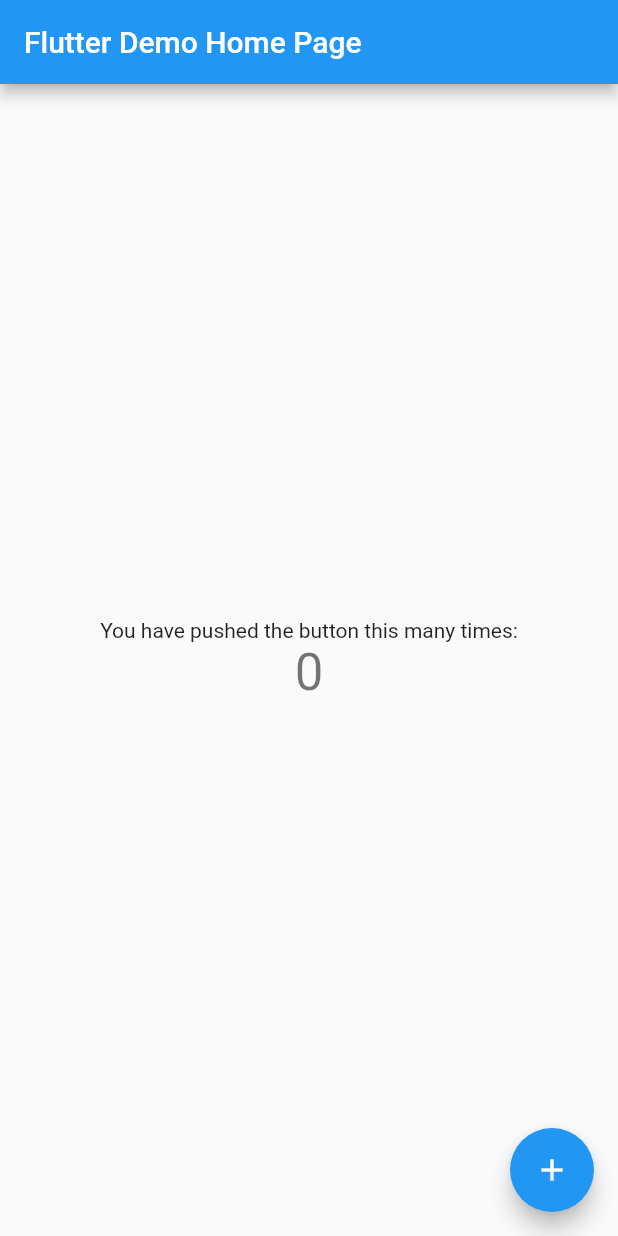
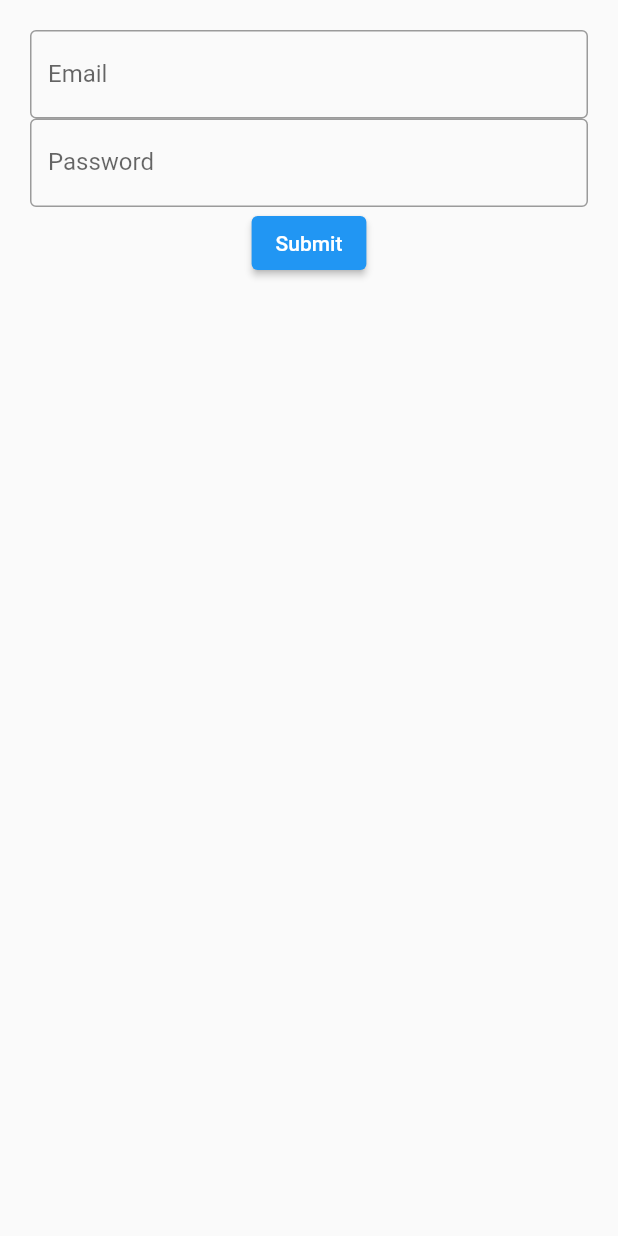
Before and after one commit to MZannn/belajar_yuk, a Flutter app: the screen it shows after launch, on a phone screen of 412 x 824 dp. Run offline on Flutter 3.47's test engine with Material 2 defaults, Android fonts, the phone set to English and light mode, and no system bars.

Commit message:
Membuat Feature Login

```diff
--- a/lib/main.dart
+++ b/lib/main.dart
@@ -1,115 +1,19 @@
+import 'package:belajar_yuk/screen/buku/belajar_yuk_view_model.dart';
+import 'package:belajar_yuk/screen/buku/login_screen.dart';
 import 'package:flutter/material.dart';
+import 'package:provider/provider.dart';
 
 void main() {
-  runApp(const MyApp());
+  runApp(MultiProvider(
+    providers: [
+      ChangeNotifierProvider(
+        create: (context) => BelajarYukViewModel(),
+      )
+    ],
+    child: const MaterialApp(
+      debugShowCheckedModeBanner: false,
+      title: 'Belajar Yuk',
+      home: LoginScreen(),
+    ),
+  ));
 }
-
-class MyApp extends StatelessWidget {
-  const MyApp({Key? key}) : super(key: key);
-
-  // This widget is the root of your application.
-  @override
-  Widget build(BuildContext context) {
-    return MaterialApp(
-      title: 'Flutter Demo',
-      theme: ThemeData(
-        // This is the theme of your application.
-        //
-        // Try running your application with "flutter run". You'll see the
-        // application has a blue toolbar. Then, without quitting the app, try
-        // changing the primarySwatch below to Colors.green and then invoke
-        // "hot reload" (press "r" in the console where you ran "flutter run",
-        // or simply save your changes to "hot reload" in a Flutter IDE).
-        // Notice that the counter didn't reset back to zero; the application
-        // is not restarted.
-        primarySwatch: Colors.blue,
-      ),
-      home: const MyHomePage(title: 'Flutter Demo Home Page'),
-    );
-  }
-}
-
-class MyHomePage extends StatefulWidget {
-  const MyHomePage({Key? key, required this.title}) : super(key: key);
-
-  // This widget is the home page of your application. It is stateful, meaning
-  // that it has a State object (defined below) that contains fields that affect
-  // how it looks.
-
-  // This class is the configuration for the state. It holds the values (in this
-  // case the title) provided by the parent (in this case the App widget) and
-  // used by the build method of the State. Fields in a Widget subclass are
-  // always marked "final".
-
-  final String title;
-
-  @override
-  State<MyHomePage> createState() => _MyHomePageState();
-}
-
-class _MyHomePageState extends State<MyHomePage> {
-  int _counter = 0;
-
-  void _incrementCounter() {
-    setState(() {
-      // This call to setState tells the Flutter framework that something has
-      // changed in this State, which causes it to rerun the build method below
-      // so that the display can reflect the updated values. If we changed
-      // _counter without calling setState(), then the build method would not be
-      // called again, and so nothing would appear to happen.
-      _counter++;
-    });
-  }
-
-  @override
-  Widget build(BuildContext context) {
-    // This method is rerun every time setState is called, for instance as done
-    // by the _incrementCounter method above.
-    //
-    // The Flutter framework has been optimized to make rerunning build methods
-    // fast, so that you can just rebuild anything that needs updating rather
-    // than having to individually change instances of widgets.
-    return Scaffold(
-      appBar: AppBar(
-        // Here we take the value from the MyHomePage object that was created by
-        // the App.build method, and use it to set our appbar title.
-        title: Text(widget.title),
-      ),
-      body: Center(
-        // Center is a layout widget. It takes a single child and positions it
-        // in the middle of the parent.
-        child: Column(
-          // Column is also a layout widget. It takes a list of children and
-          // arranges them vertically. By default, it sizes itself to fit its
-          // children horizontally, and tries to be as tall as its parent.
-          //
-          // Invoke "debug painting" (press "p" in the console, choose the
-          // "Toggle Debug Paint" action from the Flutter Inspector in Android
-          // Studio, or the "Toggle Debug Paint" command in Visual Studio Code)
-          // to see the wireframe for each widget.
-          //
-          // Column has various properties to control how it sizes itself and
-          // how it positions its children. Here we use mainAxisAlignment to
-          // center the children vertically; the main axis here is the vertical
-          // axis because Columns are vertical (the cross axis would be
-          // horizontal).
-          mainAxisAlignment: MainAxisAlignment.center,
-          children: <Widget>[
-            const Text(
-              'You have pushed the button this many times:',
-            ),
-            Text(
-              '$_counter',
-              style: Theme.of(context).textTheme.headline4,
-            ),
-          ],
-        ),
-      ),
-      floatingActionButton: FloatingActionButton(
-        onPressed: _incrementCounter,
-        tooltip: 'Increment',
-        child: const Icon(Icons.add),
-      ), // This trailing comma makes auto-formatting nicer for build methods.
-    );
-  }
-}
--- /dev/null
+++ b/lib/screen/buku/belajar_yuk_view_model.dart
@@ -0,0 +1,5 @@
+import 'package:flutter/material.dart';
+
+class BelajarYukViewModel extends ChangeNotifier{
+
+}
--- /dev/null
+++ b/lib/screen/buku/login_screen.dart
@@ -0,0 +1,53 @@
+import 'package:flutter/material.dart';
+
+class LoginScreen extends StatelessWidget {
+  const LoginScreen({Key? key}) : super(key: key);
+
+  @override
+  Widget build(BuildContext context) {
+    final _formKey = GlobalKey<FormState>();
+    TextEditingController emailCtrl = TextEditingController();
+    TextEditingController passwordCtrl = TextEditingController();
+
+    return Scaffold(
+      body: Form(
+          key: _formKey,
+          child: Padding(
+            padding: const EdgeInsets.all(20.0),
+            child: Column(
+              children: [
+                TextFormField(
+                  controller: emailCtrl,
+                  decoration: const InputDecoration(
+                    border: OutlineInputBorder(),
+                    labelText: 'Email',
+                    hintText: 'Masukkan Email',
+                  ),
+                  validator: (value) {
+                    if (value == null || value.isEmpty) {
+                      return 'Email Tidak Boleh Kosong';
+                    }
+                    return null;
+                  },
+                ),
+                TextFormField(
+                  controller: passwordCtrl,
+                  decoration: const InputDecoration(
+                    border: OutlineInputBorder(),
+                    labelText: 'Password',
+                    hintText: 'Masukkan Password',
+                  ),
+                  validator: (value) {
+                    if (value == null || value.isEmpty) {
+                      return 'Password Tidak Boleh Kosong';
+                    }
+                    return null;
+                  },
+                ),
+                ElevatedButton(onPressed: () {}, child: const Text('Submit'))
+              ],
+            ),
+          )),
+    );
+  }
+}
--- a/pubspec.yaml
+++ b/pubspec.yaml
@@ -38,6 +38,7 @@
 dev_dependencies:
   flutter_test:
     sdk: flutter
+  provider: ^6.0.2
 
   # The "flutter_lints" package below contains a set of recommended lints to
   # encourage good coding practices. The lint set provided by the package is
```
Also changed, not shown: pubspec.lock, 1 other file.
